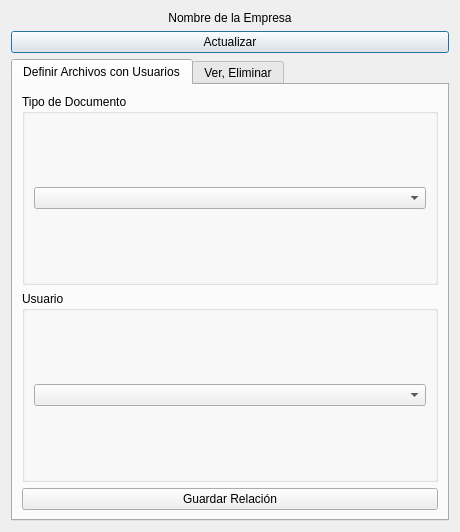
The window that src/vistas/VistaAdminArchivosUsuarios.ui (ArthourVaSa/Aplicacion-Visor) describes before a commit, drawn with Qt 5.
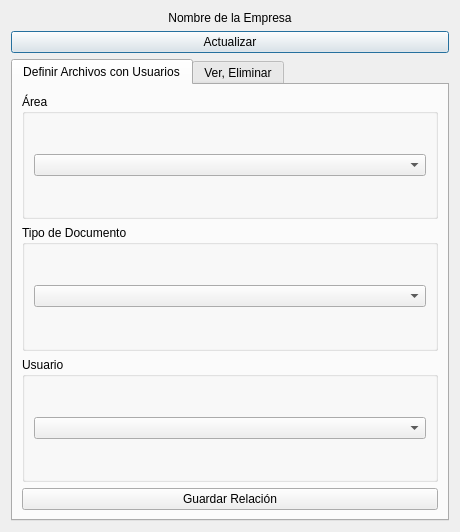
The same window after the commit.

The edit to the form file:
```diff
--- a/src/vistas/VistaAdminArchivosUsuarios.ui
+++ b/src/vistas/VistaAdminArchivosUsuarios.ui
@@ -41,6 +41,18 @@
        <string>Definir Archivos con Usuarios</string>
       </attribute>
       <layout class="QVBoxLayout" name="verticalLayout_3">
+       <item>
+        <widget class="QGroupBox" name="groupBox_3">
+         <property name="title">
+          <string>Área</string>
+         </property>
+         <layout class="QVBoxLayout" name="verticalLayout_6">
+          <item>
+           <widget class="QComboBox" name="comboBox_area"/>
+          </item>
+         </layout>
+        </widget>
+       </item>
        <item>
         <widget class="QGroupBox" name="groupBox">
          <property name="title">
```
Left out of the diff: 9 changed lines with no effect on the pictures.
